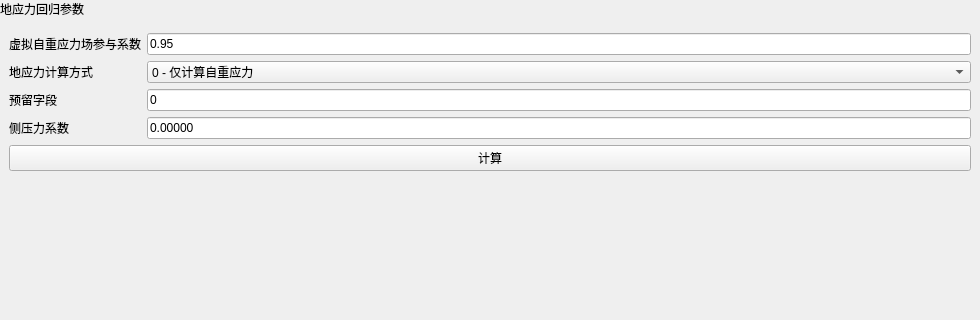
Old version of the form plugins/Base_Slover/GeoStressRegressionWidget.ui in the repository asd977/base_cae; both pictures show x 0 to 980 and y 0 to 320 of the 980 by 760 pixel window.
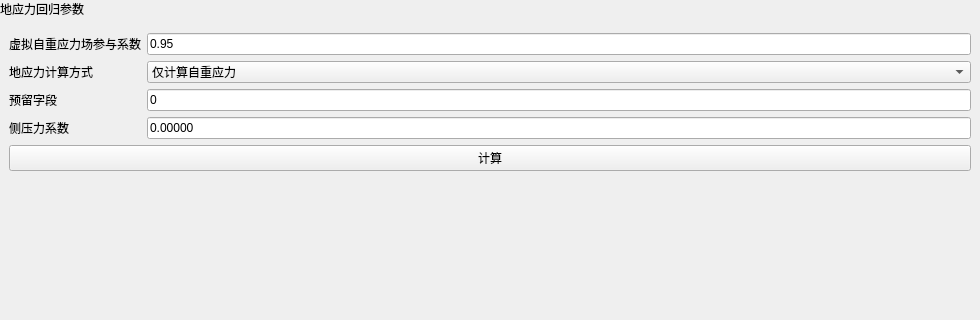
New version of the form.

Patch:
```diff
--- a/plugins/Base_Slover/GeoStressRegressionWidget.ui
+++ b/plugins/Base_Slover/GeoStressRegressionWidget.ui
@@ -95,7 +95,7 @@
         <widget class="QComboBox" name="calcModeCombo">
          <item>
           <property name="text">
-           <string>0 - 仅计算自重应力</string>
+           <string>仅计算自重应力</string>
           </property>
          </item>
          <item>
```
Left out of the diff: 2 changed lines with no effect on the pictures.
